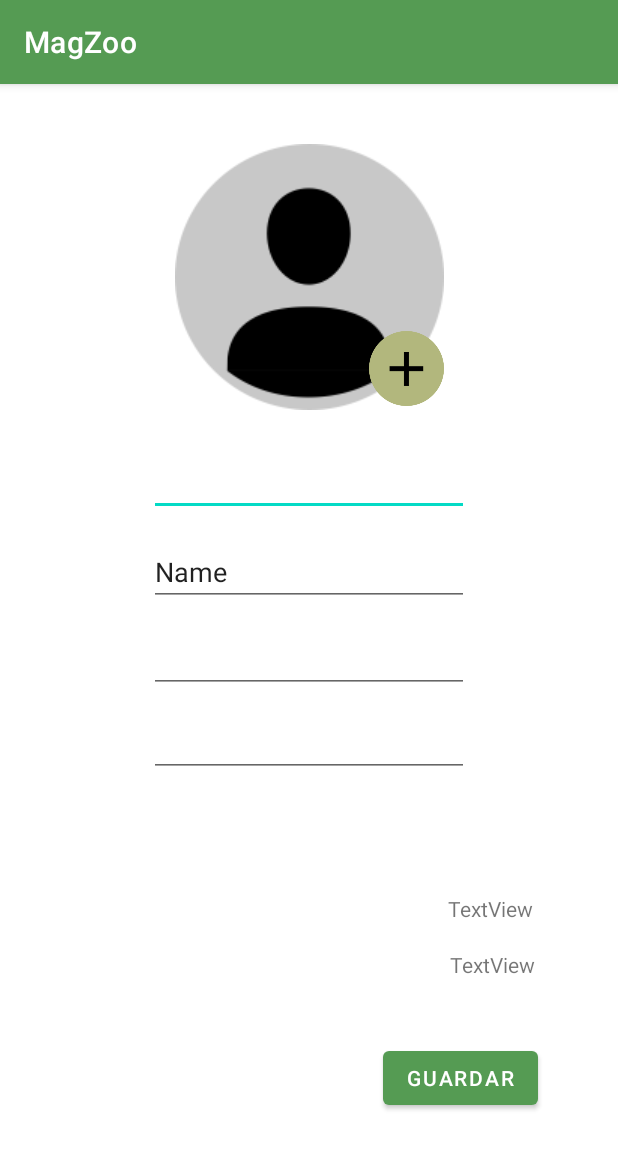
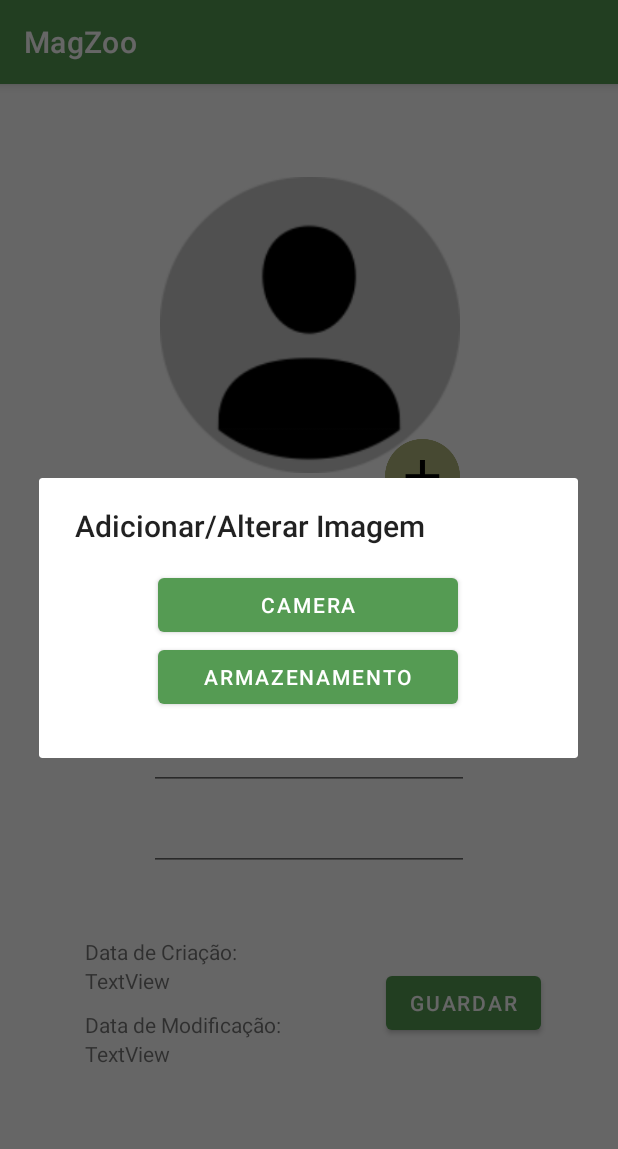
Before and after one commit to magzoo/mag, an Android app: the EditProfile screen opened directly, with no data from a screen before it, after a tap on an icon or button, on a phone screen of 412 x 824 dp. Shown: the top 1149 px of the screen. Run offline under Robolectric (Android 15) with nearby library versions, the phone set to English and light mode, and no system bars; 1 statement that could not run was skipped.

Commit message:
EditProfile completo (acho eu)

```diff
--- a/app/src/main/java/com/example/magzoo/EditProfile.java
+++ b/app/src/main/java/com/example/magzoo/EditProfile.java
@@ -2,18 +2,24 @@ package com.example.magzoo;
 
 import androidx.annotation.NonNull;
 import androidx.annotation.Nullable;
+import androidx.appcompat.app.AlertDialog;
 import androidx.appcompat.app.AppCompatActivity;
 import androidx.core.app.ActivityCompat;
 import androidx.core.content.ContextCompat;
 
 import android.Manifest;
+import android.app.Dialog;
 import android.content.Intent;
 import android.content.SharedPreferences;
 import android.content.pm.PackageManager;
+import android.database.Cursor;
 import android.graphics.Bitmap;
+import android.graphics.BitmapFactory;
+import android.net.Uri;
 import android.os.Bundle;
 import android.provider.MediaStore;
 import android.util.Log;
+import android.view.LayoutInflater;
 import android.view.View;
 import android.widget.Button;
 import android.widget.EditText;
@@ -23,6 +29,9 @@ import android.widget.TextView;
 
 import com.example.magzoo.Utilities.Utils;
 
+import java.io.File;
+import java.io.FileNotFoundException;
+import java.io.InputStream;
 import java.sql.Connection;
 import java.sql.ResultSet;
 import java.sql.SQLException;
@@ -41,12 +50,13 @@ public class EditProfile extends AppCompatActivity {
     private String lkPass;
     private Button btnSave;
 
-    SharedPreferences sharedLogin;
+    private SharedPreferences sharedLogin;
 
+    private ImageView imgprofile;
+    private ImageButton btnAddImg;
+    private Bitmap newImage;
 
-    ImageView imgprofile;
-    private ImageButton btnAddImg;
-
+    private Dialog dialog;
 
     @Override
     protected void onCreate(Bundle savedInstanceState) {
@@ -68,17 +78,53 @@ public class EditProfile extends AppCompatActivity {
         lkPass = sharedLogin.getString("pass", "");
         lkEmail = sharedLogin.getString("email", "");
 
-
         btnAddImg.setOnClickListener(new View.OnClickListener() {
             @Override
             public void onClick(View v) {
+
+
+                AlertDialog.Builder dialogBuilder = new AlertDialog.Builder(EditProfile.this);
+
+                LayoutInflater inflater = getLayoutInflater();
+
+                View dialogView= inflater.inflate(R.layout.custom_dialog, null);
+                dialogBuilder.setView(dialogView);
+                dialogBuilder.setTitle("Adicionar/Alterar Imagem");
+
+                Button btncamera = (Button)dialogView.findViewById(R.id.btncamera);
+                Button btnstorage = (Button)dialogView.findViewById(R.id.btnstorage);
+
+                btncamera.setOnClickListener(new View.OnClickListener() {
+                    @Override
+                    public void onClick(View view) {
                         if(ContextCompat.checkSelfPermission(EditProfile.this, Manifest.permission.CAMERA) != PackageManager.PERMISSION_GRANTED) {
                             ActivityCompat.requestPermissions(EditProfile.this, new String[]{Manifest.permission.CAMERA}, 100);
                         }
                         if (ContextCompat.checkSelfPermission(EditProfile.this, Manifest.permission.CAMERA) == PackageManager.PERMISSION_GRANTED) {
                             Intent intent = new Intent(MediaStore.ACTION_IMAGE_CAPTURE);
                             startActivityForResult(intent, 100);
+                            dialog.cancel();
                         }
+                    }
+                });
+
+                btnstorage.setOnClickListener(new View.OnClickListener() {
+                    @Override
+                    public void onClick(View view) {
+                        if(ContextCompat.checkSelfPermission(EditProfile.this, Manifest.permission.READ_EXTERNAL_STORAGE) != PackageManager.PERMISSION_GRANTED) {
+                            ActivityCompat.requestPermissions(EditProfile.this, new String[]{Manifest.permission.READ_EXTERNAL_STORAGE}, 101);
+                        }
+                        if (ContextCompat.checkSelfPermission(EditProfile.this, Manifest.permission.READ_EXTERNAL_STORAGE) == PackageManager.PERMISSION_GRANTED) {
+                            Intent intent = new Intent(Intent.ACTION_PICK, MediaStore.Images.Media.EXTERNAL_CONTENT_URI);
+                            startActivityForResult(intent, 101);
+                            dialog.cancel();
+                        }
+
+                    }
+                });
+                dialogBuilder.setCancelable(true);
+                dialog = dialogBuilder.create();
+                dialog.show();
             }
 
 
@@ -96,9 +142,17 @@ public class EditProfile extends AppCompatActivity {
 
     @Override
     public void onRequestPermissionsResult(int requestCode, @NonNull String[] permissions, @NonNull int[] grantResults) {
+        if(requestCode == 100) {
             if (ContextCompat.checkSelfPermission(EditProfile.this, Manifest.permission.CAMERA) == PackageManager.PERMISSION_GRANTED) {
                 Intent intent = new Intent(MediaStore.ACTION_IMAGE_CAPTURE);
                 startActivityForResult(intent, 100);
+            }
+        }
+        if(requestCode == 101){
+            if (ContextCompat.checkSelfPermission(EditProfile.this, Manifest.permission.READ_EXTERNAL_STORAGE) == PackageManager.PERMISSION_GRANTED) {
+                Intent intent = new Intent(Intent.ACTION_PICK, MediaStore.Images.Media.EXTERNAL_CONTENT_URI);
+                startActivityForResult(intent, 101);
+            }
         }
     }
 
@@ -106,10 +160,26 @@ public class EditProfile extends AppCompatActivity {
     protected void onActivityResult(int requestCode, int resultCode, @Nullable Intent data) {
         super.onActivityResult(requestCode, resultCode, data);
         if(requestCode == 100){
-            Bitmap capturedImage = (Bitmap)data.getExtras().get("data");
-            imgprofile.setImageBitmap(capturedImage);
+            if(data != null)
+            {
+                newImage = (Bitmap)data.getExtras().get("data");
+                imgprofile.setImageBitmap(newImage);
             }
         }
+        if(requestCode == 101 && resultCode == RESULT_OK && data != null) {
+            Uri selectedImage = data.getData();
+            try {
+                InputStream imageStream = getContentResolver().openInputStream(selectedImage);
+                newImage= BitmapFactory.decodeStream(imageStream);
+            } catch (FileNotFoundException e) {
+                Utils.toast(EditProfile.this, "Imagem inválida");
+            }
+            imgprofile.setImageBitmap(newImage);
+            Log.d("bajoraz", "image: " + newImage);
+        }
+
+    }
+
 
 
     private void updateLkVariables(){
@@ -127,13 +197,20 @@ public class EditProfile extends AppCompatActivity {
         if(rs !=null){
             try {
                 if (rs.next()) {
+
+                    String encodedimg = rs.getString("Profile_Picture");
+                    if(!encodedimg.equals(""))
+                    {
+                        Bitmap bitmap = Utils.base64ToImg(encodedimg);
+                        imgprofile.setImageBitmap(bitmap);
+                    }
                     userName.setText(rs.getString("Name"));
                     lkUserName = rs.getString("Name");
-                    creationDate.setText("Data de Criação: \n\t" + rs.getString("CreationDate"));
-                    modDate.setText("Data de Modificação: \n\t" + rs.getString("ModificationDate"));
+                    creationDate.setText(rs.getString("CreationDate"));
+                    modDate.setText(rs.getString("ModificationDate"));
                 }
             } catch (SQLException throwables) {
-                throwables.printStackTrace();
+                Log.d("bajoraz", throwables.toString());
             }
         }
     }
@@ -142,7 +219,7 @@ public class EditProfile extends AppCompatActivity {
         String msg = "";
         if(pass.getText().toString().trim().equals(pass2.getText().toString().trim())){
 
-            if(!pass.getText().toString().trim().equals(lkPass) || !email.getText().toString().trim().equals(lkEmail) || !userName.getText().toString().trim().equals(lkUserName)){
+            if(!pass.getText().toString().trim().equals(lkPass) || !email.getText().toString().trim().equals(lkEmail) || !userName.getText().toString().trim().equals(lkUserName) || newImage!=null){
                 try{
                     Connection connection = Utils.getConnection();
                     if (connection == null) {
@@ -150,15 +227,11 @@ public class EditProfile extends AppCompatActivity {
                     }
                     else {
                         // Change below query according to your own database.
-                        String query = "exec dbo.spEditUser '" + lkEmail + "','" + email.getText() + "','" + userName.getText() + "','" + pass.getText().toString() + "'";
+                        String query = "exec dbo.spEditUser '" + lkEmail + "','" + email.getText() + "','" + userName.getText() + "','" + pass.getText().toString() + "','" + Utils.imgToBase64(newImage) + "'";
                         Statement stmt = connection.createStatement();
                         ResultSet rs = stmt.executeQuery(query);
                         if (rs.next()) {
-                            email.setText(rs.getString("Email"));
-                            userName.setText(rs.getString("Name"));
-                            pass.setText(pass.getText().toString());
-                            pass2.setText(pass.getText().toString());
-                            modDate.setText("Data de Modificação: \n\t" + rs.getString("ModificationDate"));
+                            modDate.setText(rs.getString("ModificationDate"));
 
                             updateLkVariables();
 
@@ -179,4 +252,6 @@ public class EditProfile extends AppCompatActivity {
             Utils.toast(this, msg);
         }
     }
+
+
 }
--- a/app/src/main/java/com/example/magzoo/Profile.java
+++ b/app/src/main/java/com/example/magzoo/Profile.java
@@ -65,10 +65,12 @@ public class Profile extends AppCompatActivity {
                     Log.d("bajoraz","ola");
                     userName.setText(rs.getString("Name"));
                     Log.d("bajoraz","ola1");
-                    creationDate.setText("Data de Criação: \n\t" + rs.getString("CreationDate"));
+                    creationDate.setText(rs.getString("CreationDate"));
+                    Log.d("bajoraz", "Data de Criação: \n\t" + rs.getString("CreationDate"));
                     Log.d("bajoraz","ola2");
                     String image = rs.getString("Profile_Picture");
 //                    Log.d("bajoraz","ola3" + image);
+
 //                    byte[] bytes = Base64.decode(image, Base64.DEFAULT);
 //                    Log.d("bajoraz","ola4: " + bytes);
 //                    Bitmap bitmap = BitmapFactory.decodeByteArray(bytes, 0, bytes.length);
--- a/app/src/main/res/layout/activity_edit_profile.xml
+++ b/app/src/main/res/layout/activity_edit_profile.xml
@@ -9,13 +9,14 @@
 
     <ImageView
         android:id="@+id/imgprofile"
-        android:layout_width="wrap_content"
-        android:layout_height="wrap_content"
-        android:layout_marginTop="40dp"
+        android:layout_width="200dp"
+        android:layout_height="257dp"
+        android:layout_marginTop="32dp"
+        android:src="@drawable/profilebackground"
         app:layout_constraintEnd_toEndOf="parent"
+        app:layout_constraintHorizontal_bias="0.502"
         app:layout_constraintStart_toStartOf="parent"
-        app:layout_constraintTop_toTopOf="parent"
-        android:background="@drawable/profilebackground" />
+        app:layout_constraintTop_toTopOf="parent" />
 
     <EditText
         android:id="@+id/editTextProfileEmail"
@@ -23,7 +24,6 @@
         android:layout_height="wrap_content"
         android:ems="10"
         android:inputType="textEmailAddress"
-        android:text="Email"
         app:layout_constraintBottom_toBottomOf="parent"
         app:layout_constraintEnd_toEndOf="parent"
         app:layout_constraintStart_toStartOf="parent"
@@ -36,7 +36,6 @@
         android:layout_height="wrap_content"
         android:ems="10"
         android:inputType="textPersonName"
-        android:text="Name"
         app:layout_constraintBottom_toBottomOf="parent"
         app:layout_constraintEnd_toEndOf="parent"
         app:layout_constraintStart_toStartOf="parent"
@@ -72,44 +71,57 @@
         android:layout_width="wrap_content"
         android:layout_height="wrap_content"
         android:text="TextView"
-        app:layout_constraintBottom_toBottomOf="parent"
-        app:layout_constraintEnd_toEndOf="parent"
-        app:layout_constraintHorizontal_bias="0.841"
-        app:layout_constraintStart_toStartOf="parent"
-        app:layout_constraintTop_toTopOf="parent"
-        app:layout_constraintVertical_bias="0.721" />
+        app:layout_constraintStart_toStartOf="@+id/lblCreate"
+        app:layout_constraintTop_toBottomOf="@+id/lblCreate" />
 
     <TextView
         android:id="@+id/txtEditProfileModDate"
         android:layout_width="wrap_content"
         android:layout_height="wrap_content"
         android:text="TextView"
-        app:layout_constraintBottom_toBottomOf="parent"
-        app:layout_constraintEnd_toEndOf="parent"
-        app:layout_constraintHorizontal_bias="0.844"
+        app:layout_constraintStart_toStartOf="@+id/lblMod"
+        app:layout_constraintTop_toBottomOf="@+id/lblMod" />
+
+    <TextView
+        android:id="@+id/lblCreate"
+        android:layout_width="wrap_content"
+        android:layout_height="wrap_content"
+        android:layout_marginTop="44dp"
+        android:text="Data de Criação:"
+        app:layout_constraintEnd_toStartOf="@+id/btnSave"
+        app:layout_constraintHorizontal_bias="0.364"
         app:layout_constraintStart_toStartOf="parent"
-        app:layout_constraintTop_toTopOf="parent"
-        app:layout_constraintVertical_bias="0.771" />
+        app:layout_constraintTop_toBottomOf="@+id/editTextTextPassword2" />
+
+    <TextView
+        android:id="@+id/lblMod"
+        android:layout_width="wrap_content"
+        android:layout_height="wrap_content"
+        android:layout_marginTop="10dp"
+        android:text="Data de Modificação:"
+        app:layout_constraintStart_toStartOf="@+id/txtEditProfileCrtDate"
+        app:layout_constraintTop_toBottomOf="@+id/txtEditProfileCrtDate" />
 
     <Button
         android:id="@+id/btnSave"
         android:layout_width="wrap_content"
         android:layout_height="wrap_content"
+        android:layout_marginTop="64dp"
         android:text="Guardar"
         app:layout_constraintBottom_toBottomOf="parent"
         app:layout_constraintEnd_toEndOf="parent"
-        app:layout_constraintHorizontal_bias="0.827"
+        app:layout_constraintHorizontal_bias="0.833"
         app:layout_constraintStart_toStartOf="parent"
-        app:layout_constraintTop_toTopOf="parent"
-        app:layout_constraintVertical_bias="0.887" />
+        app:layout_constraintTop_toBottomOf="@+id/editTextTextPassword2"
+        app:layout_constraintVertical_bias="0.0" />
 
     <ImageButton
         android:id="@+id/btnAddImg"
         android:layout_width="50dp"
         android:layout_height="55dp"
-        android:adjustViewBounds="true"
         android:background="@null"
         android:scaleType="fitCenter"
+        android:adjustViewBounds="true"
         app:layout_constraintBottom_toBottomOf="@+id/imgprofile"
         app:layout_constraintEnd_toEndOf="@+id/imgprofile"
         app:layout_constraintHorizontal_bias="1.0"
--- a/app/src/main/res/layout/activity_login.xml
+++ b/app/src/main/res/layout/activity_login.xml
@@ -24,7 +24,7 @@
         android:layout_marginTop="68dp"
         android:ems="10"
         android:hint="@string/email"
-        android:inputType="textPersonName"
+        android:inputType="textEmailAddress"
         app:layout_constraintBottom_toBottomOf="parent"
         app:layout_constraintEnd_toEndOf="parent"
         app:layout_constraintStart_toStartOf="parent"
--- /dev/null
+++ b/app/src/main/res/layout/custom_dialog.xml
@@ -0,0 +1,22 @@
+<?xml version="1.0" encoding="utf-8"?>
+<LinearLayout xmlns:android="http://schemas.android.com/apk/res/android"
+    android:layout_width="wrap_content"
+    android:layout_height="wrap_content"
+    android:orientation="vertical"
+    android:gravity="center">
+
+    <Button
+        android:id="@+id/btncamera"
+        android:layout_width="200dp"
+        android:layout_height="wrap_content"
+        android:text="@string/camera"
+        android:layout_marginTop="15dp"/>
+
+    <Button
+        android:id="@+id/btnstorage"
+        android:layout_width="200dp"
+        android:layout_height="wrap_content"
+        android:text="@string/armazenamento"
+        android:layout_marginBottom="30dp"/>
+
+</LinearLayout>
--- a/app/src/main/res/values-night/themes.xml
+++ /dev/null
@@ -1,16 +0,0 @@
-<resources xmlns:tools="http://schemas.android.com/tools">
-    <!-- Base application theme. -->
-    <style name="Theme.MagZoo" parent="Theme.MaterialComponents.Light.DarkActionBar">
-        <!-- Primary brand color. -->
-        <item name="colorPrimary">@color/purple_200</item>
-        <item name="colorPrimaryVariant">@color/purple_700</item>
-        <item name="colorOnPrimary">@color/black</item>
-        <!-- Secondary brand color. -->
-        <item name="colorSecondary">@color/teal_200</item>
-        <item name="colorSecondaryVariant">@color/teal_200</item>
-        <item name="colorOnSecondary">@color/black</item>
-        <!-- Status bar color. -->
-        <item name="android:statusBarColor" tools:targetApi="l">?attr/colorPrimaryVariant</item>
-        <!-- Customize your theme here. -->
-    </style>
-</resources>
--- a/app/src/main/res/values/strings.xml
+++ b/app/src/main/res/values/strings.xml
@@ -8,4 +8,6 @@
     <string name="email">Email</string>
     <string name="confirmar_password">Confirmar Password</string>
     <string name="entrar">Entrar</string>
+    <string name="camera">Camera</string>
+    <string name="armazenamento">Armazenamento</string>
 </resources>
```
Also changed, not shown: app/src/main/java/com/example/magzoo/Utilities/Utils.java (+19 -0 lines), app/src/main/res/layout/activity_profile.xml (+15 -15 lines), 1 other file. Lines whose indentation alone changed are shown as unchanged.
